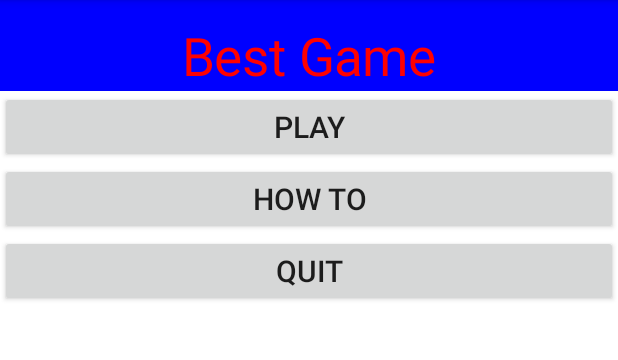
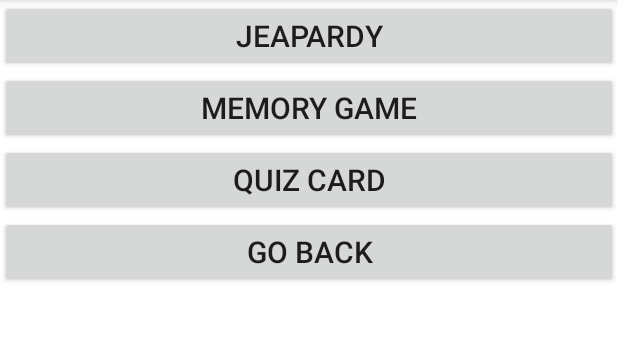
Before and after one commit to Wurmie04/Study_Game, an Android app: the screen it shows after launch (MainActivity), after a tap on "PLAY", on a phone screen of 412 x 824 dp, the part 84-444 px from its top. Run offline under Robolectric (Android 15) with nearby library versions, the phone set to English and light mode, and no system bars.

Commit message:
Added game choices menu

```diff
--- a/app/src/main/java/com/example/studygame/MainActivity.kt
+++ b/app/src/main/java/com/example/studygame/MainActivity.kt
@@ -4,6 +4,7 @@ import android.graphics.Color
 import androidx.appcompat.app.AppCompatActivity
 import android.os.Bundle
 import android.view.Gravity
+import android.view.View
 import android.widget.Button
 import android.widget.LinearLayout
 import android.widget.TextView
@@ -12,11 +13,40 @@ class MainActivity : AppCompatActivity() {
     override fun onCreate(savedInstanceState: Bundle?) {
         super.onCreate(savedInstanceState)
 
+        //!!!!!!!!!!!!!!!!!!!!!!!!!!!!!!!!!!!!!!!!!!
+        //Online says to use Fragments or ViewAnimator. Will learn later
+        //!!!!!!!!!!!!!!!!!!!!!!!!!!!!!!!!!!!!!!!!!!
+
+        //declare menu Items
         val menuItems = LinearLayout(this)
+        val playItems = LinearLayout(this)
+        val aboutButton = Button(this)
+        val gameName = TextView(this)
+        val quitButton = Button(this)
         menuItems.orientation = LinearLayout.VERTICAL
+        playItems.orientation = LinearLayout.VERTICAL
+
+        //Game Choose Items
+        val MemoryGameButton = Button(this)
+        val JeapordyButton = Button(this)
+        val QuizCard = Button(this)
+        val howTo = TextView(this)
+
+        val goBack = Button(this)
+
+        //set game cards as invisible and disabled
+        MemoryGameButton.setEnabled(false)
+        MemoryGameButton.setVisibility(View.GONE)
+        JeapordyButton.setEnabled(false)
+        JeapordyButton.setVisibility(View.GONE)
+        QuizCard.setEnabled(false)
+        QuizCard.setVisibility(View.GONE)
+        howTo.setEnabled(false)
+        howTo.setVisibility(View.GONE)
+        goBack.setEnabled(false)
+        goBack.setVisibility(View.GONE)
 
         //create Game Name at top of screen
-        val gameName = TextView(this)
         gameName.text = "Best Game"
         gameName.textSize = 35.0F
         gameName.setTextColor(Color.RED)
@@ -30,29 +60,85 @@ class MainActivity : AppCompatActivity() {
         playButton.text = "Play"
         playButton.textSize= 20.0F
 
-        //get value from input box if we ever have one
-        //playButton.id = R.id.name
-        //click play button
-        playButton.setOnClickListener{
-
-        }
-
         //create About/Instructions/How To Button
-        val aboutButton = Button(this)
         aboutButton.text = "How To"
         aboutButton.textSize = 20.0F
 
         //create Quit Button
-        val quitButton = Button(this)
         quitButton.text = "Quit"
         quitButton.textSize = 20.0F
+
+        //create MemoryGame Button
+        MemoryGameButton.text = "Memory Game"
+        MemoryGameButton.textSize = 20.0F
+
+        //create Jeapordy Button
+        JeapordyButton.text = "Jeapardy"
+        JeapordyButton.textSize = 20.0F
+
+        //create Quiz Game Button
+        QuizCard.text = "Quiz Card"
+        QuizCard.textSize = 20.0F
+
+        //create go back button
+        goBack.text = "Go Back"
+        goBack.textSize = 20.0F
 
         //Display
         menuItems.addView(gameName)
         menuItems.addView(playButton)
         menuItems.addView(aboutButton)
         menuItems.addView(quitButton)
+        playItems.addView(JeapordyButton)
+        playItems.addView(MemoryGameButton)
+        playItems.addView(QuizCard)
+        playItems.addView(goBack)
+
         setContentView(menuItems)
+        //get value from input box if we ever have one
+        //playButton.id = R.id.name
+
+
+        //click play button
+        playButton.setOnClickListener{
+            playButton.setVisibility(View.GONE)
+            playButton.setEnabled(false)
+            aboutButton.setVisibility(View.GONE)
+            aboutButton.setEnabled(false)
+            quitButton.setVisibility(View.GONE)
+            quitButton.setEnabled(false)
+
+            JeapordyButton.setVisibility(View.VISIBLE)
+            JeapordyButton.setEnabled(true)
+            QuizCard.setVisibility(View.VISIBLE)
+            QuizCard.setEnabled(true)
+            MemoryGameButton.setVisibility(View.VISIBLE)
+            MemoryGameButton.setEnabled(true)
+            goBack.setVisibility(View.VISIBLE)
+            goBack.setEnabled(true)
+
+            setContentView(playItems)
+        }
+
+        goBack.setOnClickListener{
+            playButton.setVisibility(View.VISIBLE)
+            playButton.setEnabled(true)
+            aboutButton.setVisibility(View.VISIBLE)
+            aboutButton.setEnabled(true)
+            quitButton.setVisibility(View.VISIBLE)
+            quitButton.setEnabled(true  )
+
+            JeapordyButton.setVisibility(View.GONE)
+            JeapordyButton.setEnabled(false)
+            QuizCard.setVisibility(View.GONE)
+            QuizCard.setEnabled(false)
+            MemoryGameButton.setVisibility(View.GONE)
+            MemoryGameButton.setEnabled(false)
+            goBack.setVisibility(View.GONE)
+            goBack.setEnabled(false)
+
+            setContentView(menuItems)
+        }
         //setContentView(R.layout.activity_main)
     }
 }
```
